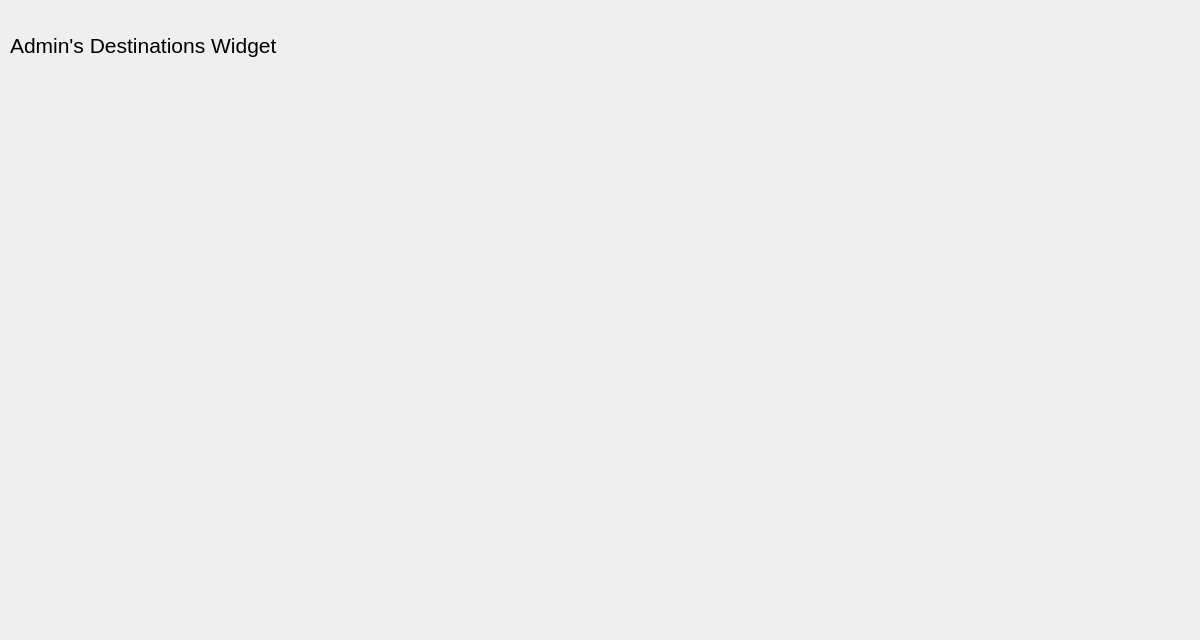
Before: the Qt Designer form EuropeanVacation/aDestinations.ui in brivero0/TeamMagmar, drawn with Qt 5.
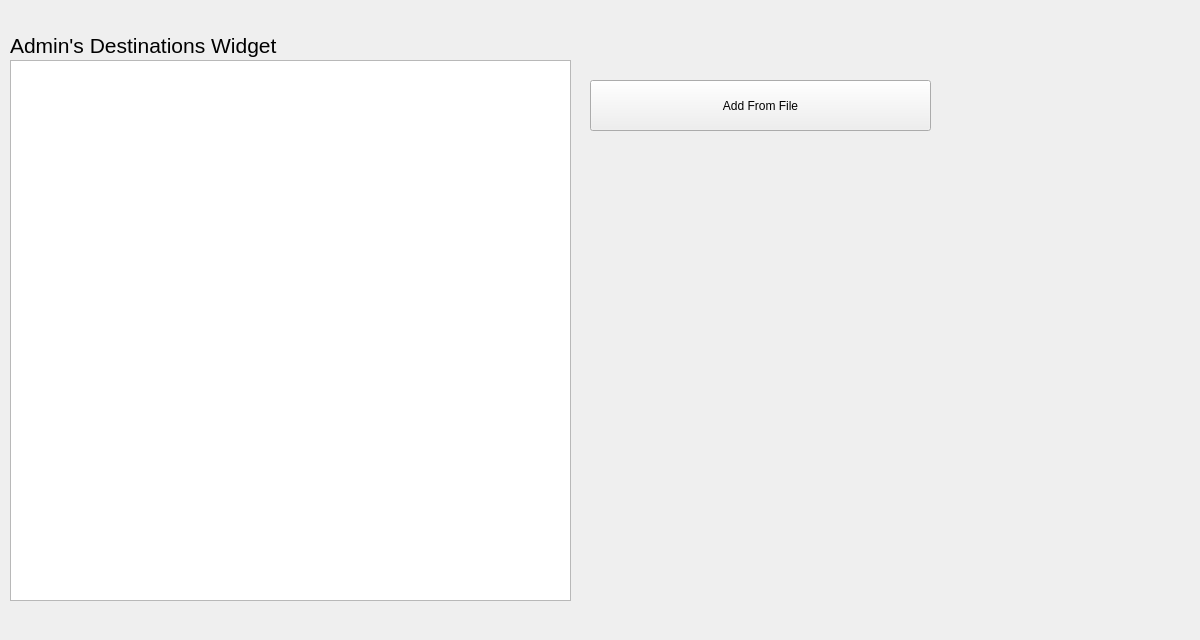
After: the same form once the commit is applied.

Commit message: File add for admin destinations.

```diff
--- a/EuropeanVacation/aDestinations.ui
+++ b/EuropeanVacation/aDestinations.ui
@@ -49,6 +49,29 @@
     <string>Admin's Destinations Widget</string>
    </property>
   </widget>
+  <widget class="QTableView" name="aDestinationOptionsTV">
+   <property name="geometry">
+    <rect>
+     <x>10</x>
+     <y>60</y>
+     <width>561</width>
+     <height>541</height>
+    </rect>
+   </property>
+  </widget>
+  <widget class="QPushButton" name="addFile">
+   <property name="geometry">
+    <rect>
+     <x>590</x>
+     <y>80</y>
+     <width>341</width>
+     <height>51</height>
+    </rect>
+   </property>
+   <property name="text">
+    <string>Add From File</string>
+   </property>
+  </widget>
  </widget>
  <resources/>
  <connections/>
```
The commit also changes 7 other files.
